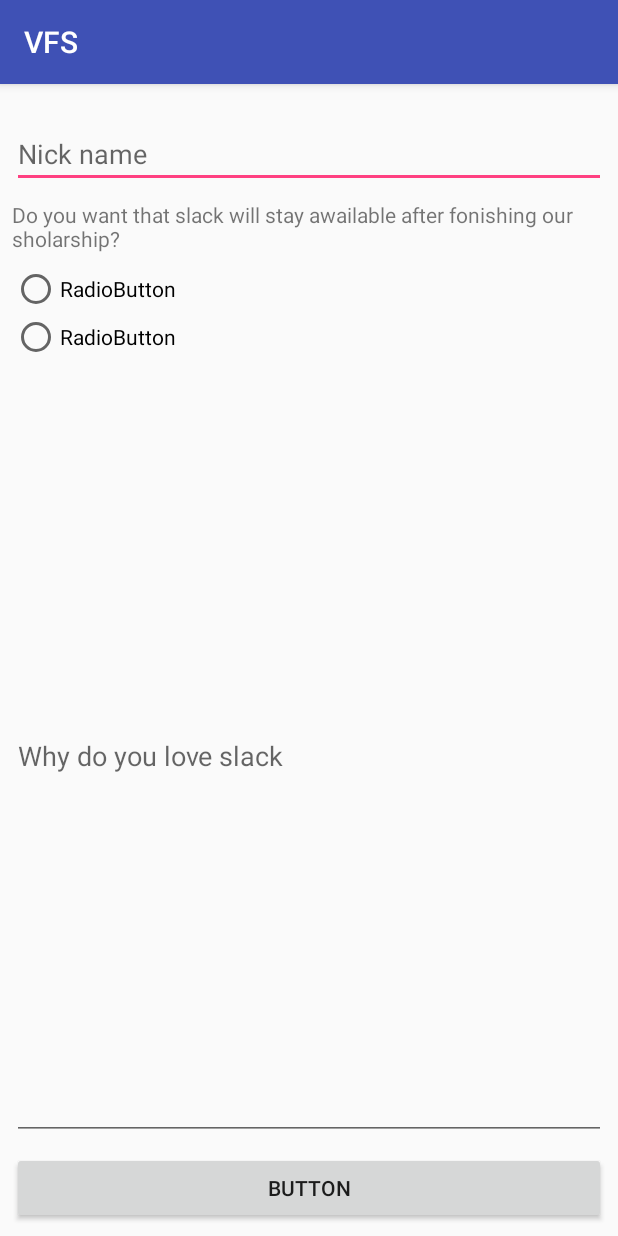
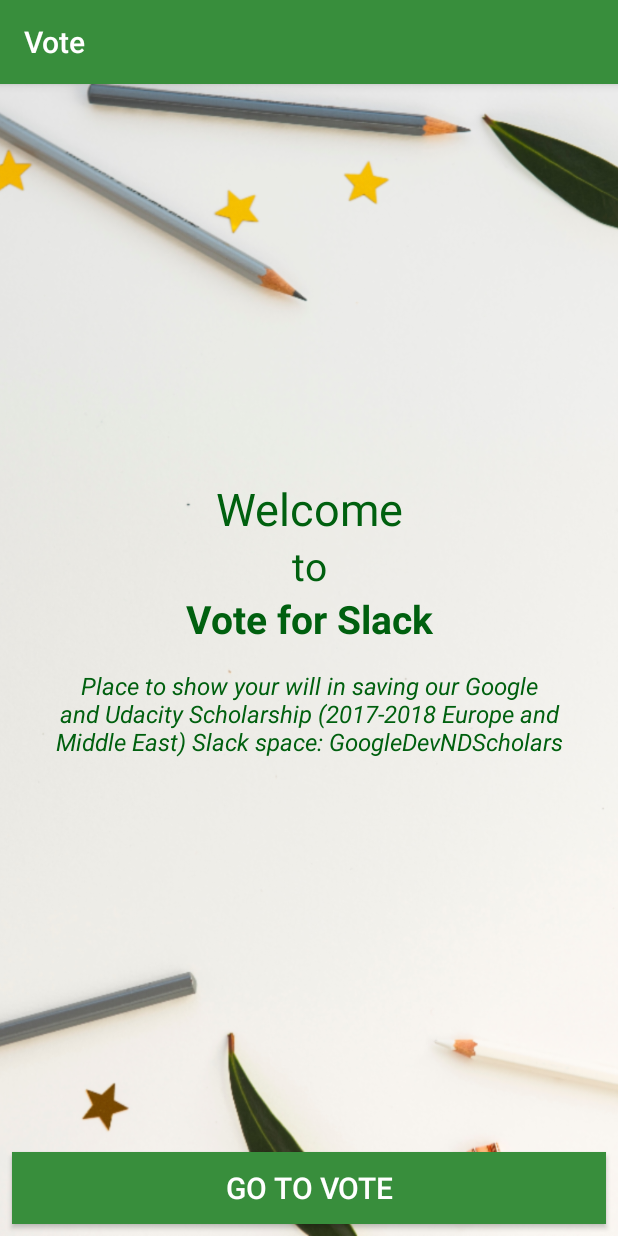
Before and after one commit to MalgoskaBou/VoteForSlack, an Android app: the screen it shows after launch (MainActivity before the commit, WelcomeScreen after it), on a phone screen of 412 x 824 dp. Run offline under Robolectric (Android 15) with nearby library versions, the phone set to English and light mode, and no system bars.

Commit message:
Added activity_Welcome screen layout, main app colors.

```diff
--- a/app/src/main/AndroidManifest.xml
+++ b/app/src/main/AndroidManifest.xml
@@ -9,15 +9,15 @@
         android:roundIcon="@mipmap/ic_launcher_round"
         android:supportsRtl="true"
         android:theme="@style/AppTheme">
-        <activity android:name=".MainActivity">
-            <intent-filter>
-                <action android:name="android.intent.action.MAIN" />
+        <activity android:name=".MainActivity"/>
+        <activity android:name=".WelcomeScreen">
+        <intent-filter>
+            <action android:name="android.intent.action.MAIN" />
 
-                <category android:name="android.intent.category.LAUNCHER" />
-            </intent-filter>
+            <category android:name="android.intent.category.LAUNCHER" />
+        </intent-filter>/>
         </activity>
-        <activity android:name=".WelcomeScreen" />
-        <activity android:name=".ThanksScreen"></activity>
+        <activity android:name=".ThanksScreen"/>
     </application>
 
 </manifest>
--- a/app/src/main/res/layout/activity_welcome_screen.xml
+++ b/app/src/main/res/layout/activity_welcome_screen.xml
@@ -6,4 +6,64 @@
     android:layout_height="match_parent"
     tools:context=".WelcomeScreen">
 
+    <ImageView
+        android:layout_width="match_parent"
+        android:layout_height="match_parent"
+        android:scaleType="centerCrop"
+        android:src="@drawable/welcome_back_joanna_kosinska_unsplash"/>
+
+    <LinearLayout
+        android:layout_width="match_parent"
+        android:layout_height="match_parent"
+        android:gravity="center"
+        android:orientation="vertical"
+        android:layout_marginBottom="40dp"
+        android:padding="16dp">
+
+        <TextView
+        android:layout_width="match_parent"
+        android:layout_height="wrap_content"
+        android:textSize="30sp"
+        android:textColor="@color/colorPrimaryDark"
+        android:gravity="center"
+        android:text="@string/welcome"/>
+
+    <TextView
+        android:layout_width="match_parent"
+        android:layout_height="wrap_content"
+        android:gravity="center"
+        android:textSize="26sp"
+        android:textColor="@color/colorPrimaryDark"
+        android:text="@string/to"/>
+
+        <TextView
+            android:layout_width="match_parent"
+            android:layout_height="wrap_content"
+            android:gravity="center"
+            android:textSize="26sp"
+            android:textStyle="bold"
+            android:textColor="@color/colorPrimaryDark"
+            android:text="@string/vote_for_slack"/>
+
+        <TextView
+            android:layout_width="match_parent"
+            android:layout_height="wrap_content"
+            android:gravity="center"
+            android:textSize="16sp"
+            android:padding="16dp"
+            android:textStyle="italic"
+            android:textColor="@color/colorPrimaryDark"
+            android:text="@string/description"/>
+    </LinearLayout>
+
+    <Button
+        android:id="@+id/button_go_to_vote"
+        android:layout_width="match_parent"
+        android:layout_height="wrap_content"
+        android:background="@color/colorPrimary"
+        android:text="@string/go_to_vote"
+        android:textSize="20sp"
+        android:textColor="@color/colorText"
+        android:layout_margin="8dp"
+        app:layout_constraintBottom_toBottomOf="parent"/>
 </android.support.constraint.ConstraintLayout>
--- a/app/src/main/res/values/colors.xml
+++ b/app/src/main/res/values/colors.xml
@@ -1,6 +1,7 @@
 <?xml version="1.0" encoding="utf-8"?>
 <resources>
-    <color name="colorPrimary">#3F51B5</color>
-    <color name="colorPrimaryDark">#303F9F</color>
-    <color name="colorAccent">#FF4081</color>
+    <color name="colorPrimary">#388e3c</color>
+    <color name="colorPrimaryDark">#00600f</color>
+    <color name="colorAccent">#ffa726</color>
+    <color name="colorText">#ffffff</color>
 </resources>
--- a/app/src/main/res/values/strings.xml
+++ b/app/src/main/res/values/strings.xml
@@ -1,3 +1,10 @@
 <resources>
-    <string name="app_name">VFS</string>
+    <string name="app_name">Vote</string>
+    <string name="close_app">Close app</string>
+    <string name="close_app_info">do you want to turn off the application? \n(The app will still be available in the background)</string>
+    <string name="welcome">Welcome</string>
+    <string name="to">to</string>
+    <string name="vote_for_slack">Vote for Slack</string>
+    <string name="description">Place to show your will in saving our Google and Udacity Scholarship (2017-2018 Europe and Middle East) Slack space: GoogleDevNDScholars</string>
+    <string name="go_to_vote">Go to vote</string>
 </resources>
```
Also changed, not shown: app/src/main/java/com/codingawesometeam/android/vfs/WelcomeScreen.kt (+9 -0 lines), app/src/main/res/drawable-mdpi/welcome_back_joanna_kosinska_unsplash.png (added), 4 other files.
